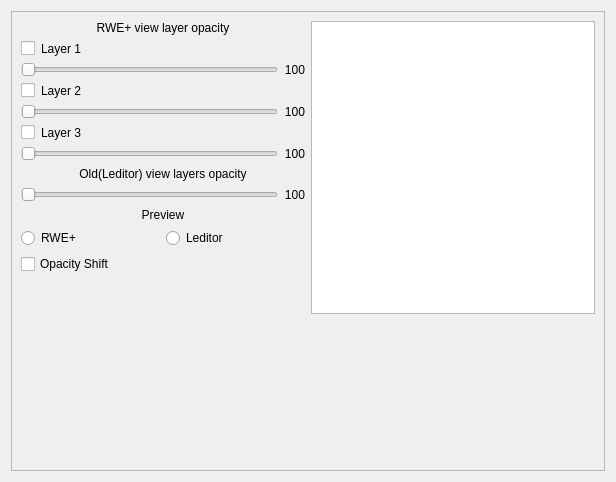
This is ui/uifiles/settings/geo.ui in timofey260/RWE-Sharp as Qt 5 draws it before an edit. The edited form follows.
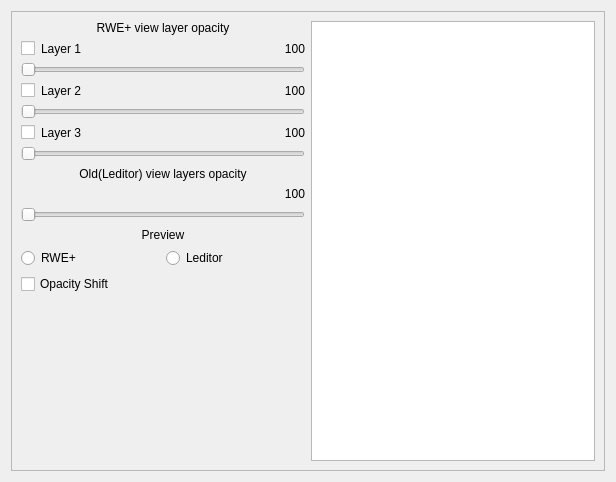
This is the edited form. Custom widgets are drawn as their Qt base class.

Patch:
```diff
--- a/ui/uifiles/settings/geo.ui
+++ b/ui/uifiles/settings/geo.ui
@@ -28,8 +28,6 @@
         <height>462</height>
        </rect>
       </property>
-      <layout class="QGridLayout" name="gridLayout_2">
-       <item row="0" column="0">
         <layout class="QHBoxLayout" name="horizontalLayout">
          <item>
           <layout class="QVBoxLayout" name="verticalLayout">
@@ -71,22 +69,14 @@
                </property>
               </widget>
              </item>
-            </layout>
-           </item>
-           <item>
-            <layout class="QHBoxLayout" name="horizontalLayout_6">
-             <item>
-              <widget class="QSlider" name="L1op">
-               <property name="maximum">
-                <number>256</number>
-               </property>
-               <property name="orientation">
-                <enum>Qt::Orientation::Horizontal</enum>
-               </property>
-              </widget>
-             </item>
              <item>
               <widget class="QLabel" name="label_8">
+             <property name="sizePolicy">
+              <sizepolicy hsizetype="Preferred" vsizetype="Preferred">
+               <horstretch>0</horstretch>
+               <verstretch>0</verstretch>
+              </sizepolicy>
+             </property>
                <property name="text">
                 <string>100</string>
                </property>
@@ -100,6 +90,16 @@
              </item>
             </layout>
            </item>
+         <item>
+          <widget class="QSlider" name="L1op">
+           <property name="maximum">
+            <number>256</number>
+           </property>
+           <property name="orientation">
+            <enum>Qt::Orientation::Horizontal</enum>
+           </property>
+          </widget>
+         </item>
            <item>
             <layout class="QHBoxLayout" name="horizontalLayout_4">
              <item>
@@ -128,22 +128,14 @@
                </property>
               </widget>
              </item>
-            </layout>
-           </item>
-           <item>
-            <layout class="QHBoxLayout" name="horizontalLayout_7">
-             <item>
-              <widget class="QSlider" name="L2op">
-               <property name="maximum">
-                <number>256</number>
-               </property>
-               <property name="orientation">
-                <enum>Qt::Orientation::Horizontal</enum>
-               </property>
-              </widget>
-             </item>
              <item>
               <widget class="QLabel" name="label_9">
+             <property name="sizePolicy">
+              <sizepolicy hsizetype="Preferred" vsizetype="Preferred">
+               <horstretch>0</horstretch>
+               <verstretch>0</verstretch>
+              </sizepolicy>
+             </property>
                <property name="text">
                 <string>100</string>
                </property>
@@ -157,6 +149,16 @@
              </item>
             </layout>
            </item>
+         <item>
+          <widget class="QSlider" name="L2op">
+           <property name="maximum">
+            <number>256</number>
+           </property>
+           <property name="orientation">
+            <enum>Qt::Orientation::Horizontal</enum>
+           </property>
+          </widget>
+         </item>
            <item>
             <layout class="QHBoxLayout" name="horizontalLayout_5">
              <item>
@@ -185,22 +187,14 @@
                </property>
               </widget>
              </item>
-            </layout>
-           </item>
-           <item>
-            <layout class="QHBoxLayout" name="horizontalLayout_8">
-             <item>
-              <widget class="QSlider" name="L3op">
-               <property name="maximum">
-                <number>256</number>
-               </property>
-               <property name="orientation">
-                <enum>Qt::Orientation::Horizontal</enum>
-               </property>
-              </widget>
-             </item>
              <item>
               <widget class="QLabel" name="label_10">
+             <property name="sizePolicy">
+              <sizepolicy hsizetype="Preferred" vsizetype="Preferred">
+               <horstretch>0</horstretch>
+               <verstretch>0</verstretch>
+              </sizepolicy>
+             </property>
                <property name="text">
                 <string>100</string>
                </property>
@@ -214,6 +208,16 @@
              </item>
             </layout>
            </item>
+         <item>
+          <widget class="QSlider" name="L3op">
+           <property name="maximum">
+            <number>256</number>
+           </property>
+           <property name="orientation">
+            <enum>Qt::Orientation::Horizontal</enum>
+           </property>
+          </widget>
+         </item>
            <item>
             <widget class="QLabel" name="label_5">
              <property name="text">
@@ -226,18 +230,14 @@
            </item>
            <item>
             <layout class="QHBoxLayout" name="horizontalLayout_9">
-             <item>
-              <widget class="QSlider" name="RGBop">
-               <property name="maximum">
-                <number>256</number>
-               </property>
-               <property name="orientation">
-                <enum>Qt::Orientation::Horizontal</enum>
-               </property>
-              </widget>
-             </item>
              <item>
               <widget class="QLabel" name="label_11">
+             <property name="sizePolicy">
+              <sizepolicy hsizetype="Preferred" vsizetype="Preferred">
+               <horstretch>0</horstretch>
+               <verstretch>0</verstretch>
+              </sizepolicy>
+             </property>
                <property name="text">
                 <string>100</string>
                </property>
@@ -251,6 +251,16 @@
              </item>
             </layout>
            </item>
+         <item>
+          <widget class="QSlider" name="RGBop">
+           <property name="maximum">
+            <number>256</number>
+           </property>
+           <property name="orientation">
+            <enum>Qt::Orientation::Horizontal</enum>
+           </property>
+          </widget>
+         </item>
            <item>
             <widget class="QLabel" name="label_6">
              <property name="text">
@@ -302,29 +312,21 @@
           </layout>
          </item>
          <item>
-          <widget class="QGraphicsView" name="graphicsView"/>
-         </item>
-        </layout>
-       </item>
-       <item row="1" column="0">
-        <spacer name="verticalSpacer_2">
-         <property name="orientation">
-          <enum>Qt::Orientation::Vertical</enum>
-         </property>
-         <property name="sizeHint" stdset="0">
-          <size>
-           <width>20</width>
-           <height>40</height>
-          </size>
-         </property>
-        </spacer>
-       </item>
-      </layout>
+        <widget class="SimpleGeoViewport" name="graphicsView"/>
+       </item>
+      </layout>
      </widget>
     </widget>
    </item>
   </layout>
  </widget>
+ <customwidgets>
+  <customwidget>
+   <class>SimpleGeoViewport</class>
+   <extends>QGraphicsView</extends>
+   <header>BaseModWidgets.h</header>
+  </customwidget>
+ </customwidgets>
  <tabstops>
   <tabstop>scrollArea</tabstop>
   <tabstop>L1show</tabstop>
```
Left out of the diff: 52 changed lines with no effect on the pictures. Lines whose indentation alone changed are shown as unchanged.
